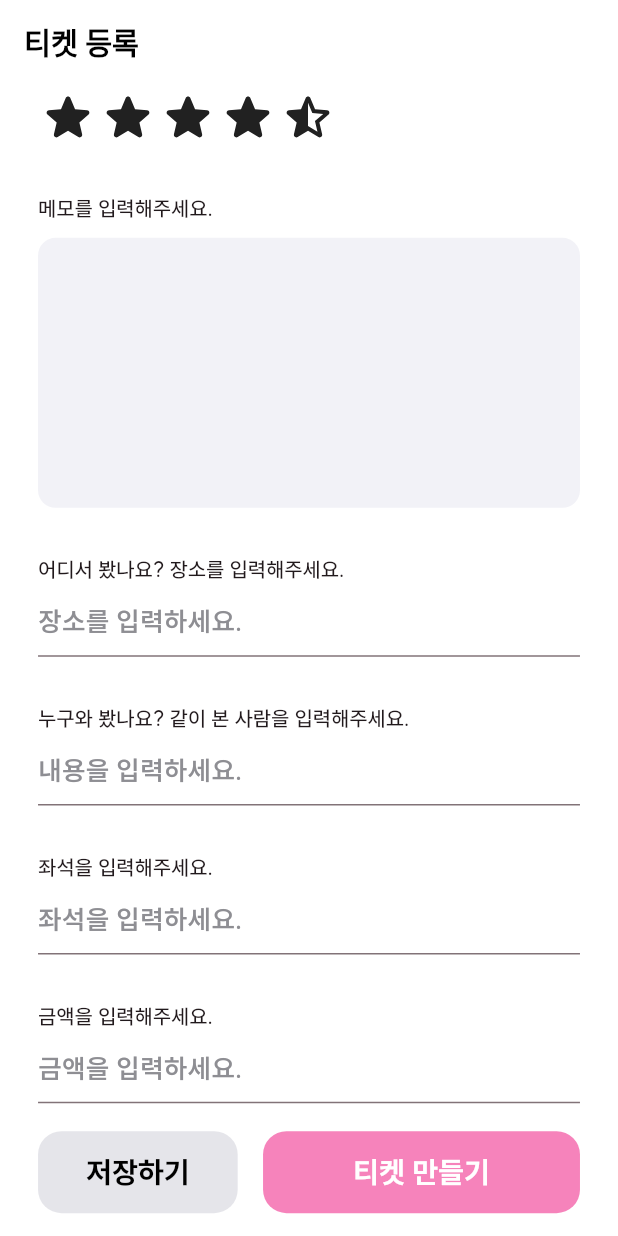
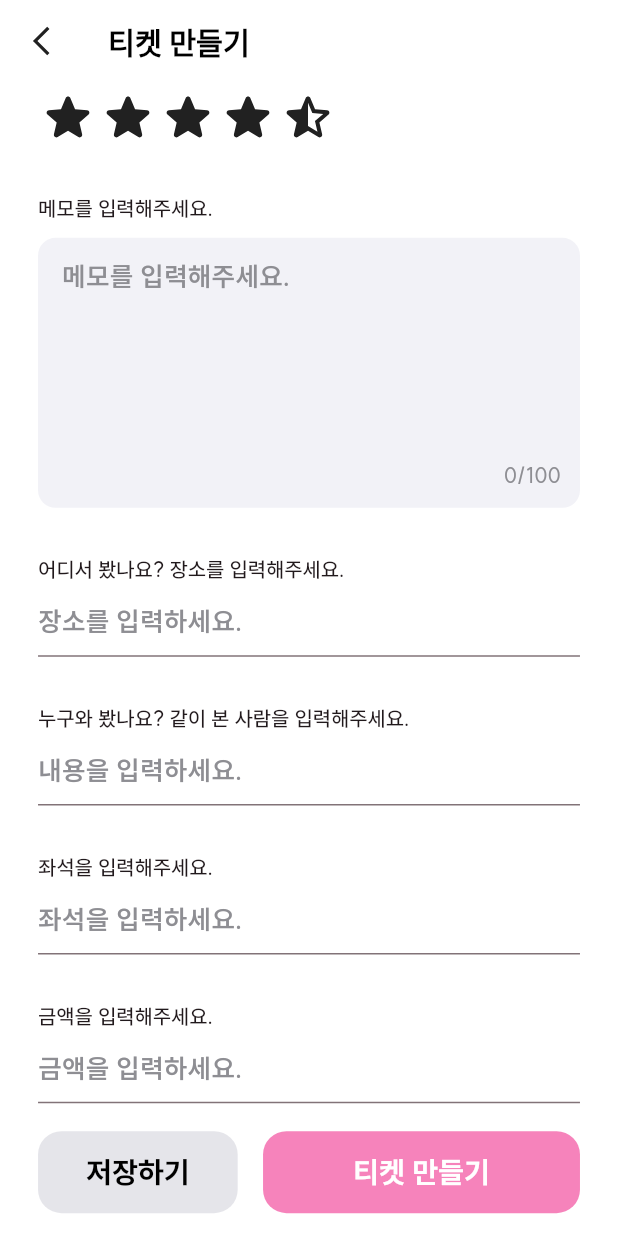
Before and after one commit to potenday-23/ticats_front_old, a Flutter app: the RegisterTicketScreen screen opened directly, scrolled down 564 dp, on a phone screen of 412 x 824 dp. Run offline on Flutter 3.47's test engine with Material 2 defaults, Android fonts, the light colour scheme and no system bars; drawn by our look-alikes of flutter_rating_bar; our stand-ins replace dio, flutter_dotenv, flutter_markdown, flutter_screenutil, flutter_secure_storage, flutter_svg and 7 more; missing offline and left inert: kakao_flutter_sdk_user, the_apple_sign_in; accounts and stored records are empty; project files that could hold a hidden picture were left out.

Commit message:
feat: 일부 기능 추가
- 뒤로가기 버튼 추가
- 메모 글자수 제한 추가

Signed-off-by: qwertycvb(HeeRyun, Jin <jins4218@gmail.com>

```diff
--- a/lib/presentation/main/controller/make_ticket_controller.dart
+++ b/lib/presentation/main/controller/make_ticket_controller.dart
@@ -45,6 +45,7 @@ class MakeTicketController extends GetxController {
   final Rx<DateTime> selectedDate = DateTime.now().obs;
   final RxDouble selectedRating = 4.5.obs;
   final TextEditingController memoController = TextEditingController();
+  final RxInt memoTextLength = 0.obs;
   final TextEditingController locationController = TextEditingController();
   final TextEditingController friendController = TextEditingController();
   final TextEditingController seatController = TextEditingController();
--- a/lib/presentation/main/view/register_ticket_screen.dart
+++ b/lib/presentation/main/view/register_ticket_screen.dart
@@ -23,7 +23,11 @@ class RegisterTicketScreen extends GetView<MakeTicketController> {
       appBar: AppBar(
         toolbarHeight: 56.h,
         scrolledUnderElevation: 0,
-        title: Text("티켓 등록"),
+        leading: IconButton(
+          icon: SvgPicture.asset("assets/icons/arrow_left.svg", width: 24.w, height: 24.w),
+          onPressed: () => controller.currentIndex.value = 0,
+        ),
+        title: Text("티켓 만들기"),
         titleTextStyle: AppTypeFace.smallBold.copyWith(color: Colors.black),
       ),
       body: SingleChildScrollView(
@@ -83,7 +87,11 @@ class RegisterTicketScreen extends GetView<MakeTicketController> {
               SizedBox(height: 32.h),
               Text("메모를 입력해주세요.", style: AppTypeFace.xsmallMedium),
               SizedBox(height: 10.h),
+              Obx(
+                () => Stack(
+                  children: [
                     TextField(
+                      controller: controller.memoController,
                       maxLines: 6,
                       decoration: InputDecoration(
                         isDense: true,
@@ -91,10 +99,27 @@ class RegisterTicketScreen extends GetView<MakeTicketController> {
                           borderRadius: BorderRadius.circular(12.r),
                           borderSide: BorderSide.none,
                         ),
+                        counterText: "",
                         filled: true,
                         fillColor: AppColor.grayF2,
+                        hintText: "메모를 입력해주세요.",
+                        hintStyle: AppTypeFace.smallSemiBold.copyWith(color: AppColor.gray8E),
                       ),
                       style: AppTypeFace.smallSemiBold,
+                      onChanged: (value) => controller.memoTextLength.value = value.length,
+                      maxLength: 100,
+                    ),
+                    Positioned.fill(
+                      right: 12.w,
+                      bottom: 12.h,
+                      child: Align(
+                        alignment: Alignment.bottomRight,
+                        child: Text("${controller.memoTextLength.value}/100",
+                            style: AppTypeFace.xsmallMedium.copyWith(color: AppColor.gray8E)),
+                      ),
+                    ),
+                  ],
+                ),
               ),
               SizedBox(height: 32.h),
               Text("어디서 봤나요? 장소를 입력해주세요.", style: AppTypeFace.xsmallMedium),
--- a/lib/presentation/main/view/select_ticket_layout_screen.dart
+++ b/lib/presentation/main/view/select_ticket_layout_screen.dart
@@ -20,6 +20,10 @@ class SelectTicketLayoutScreen extends GetView<MakeTicketController> {
       appBar: AppBar(
         toolbarHeight: 56.h,
         scrolledUnderElevation: 0,
+        leading: IconButton(
+          icon: SvgPicture.asset("assets/icons/arrow_left.svg", width: 24.w, height: 24.w),
+          onPressed: () => controller.currentIndex.value = 1,
+        ),
         title: Text("티켓 만들기"),
         titleTextStyle: AppTypeFace.smallBold.copyWith(color: Colors.black),
       ),
```
Lines whose indentation alone changed are shown as unchanged.
